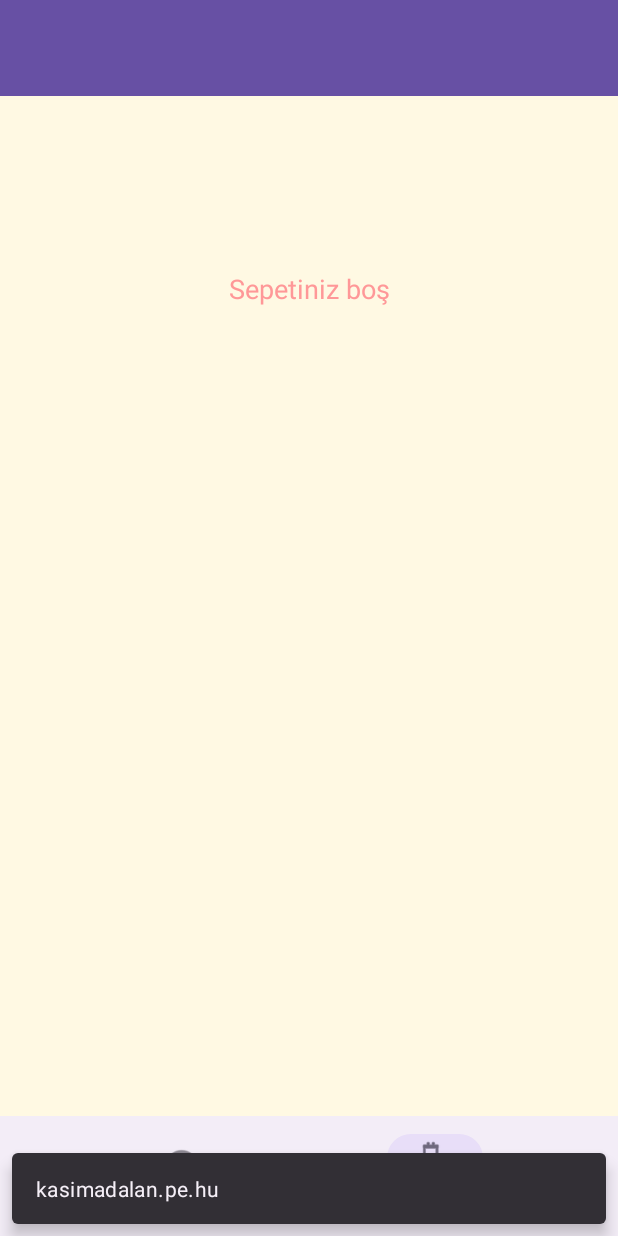
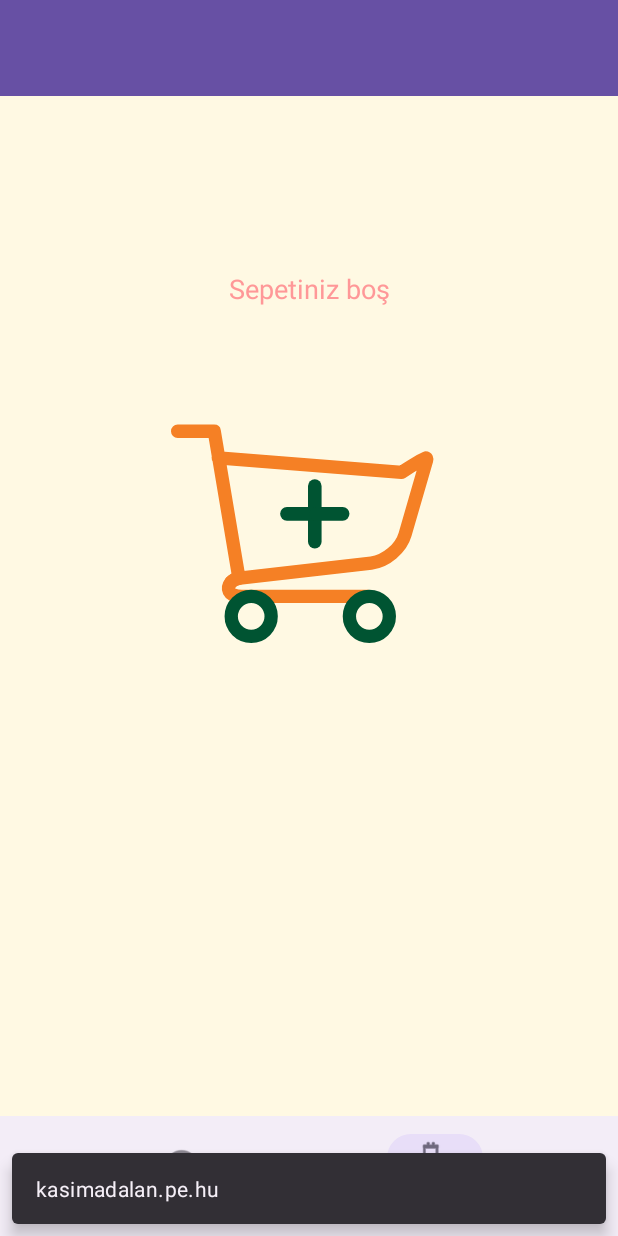
Before and after one commit to MertYigit0/ETicaret, an Android app: the CartFragment screen opened through its navigation route, on a phone screen of 412 x 824 dp. Run offline under Robolectric (Android 15) with nearby library versions, the phone set to English and light mode, and no system bars; our stand-ins replace navigation-ui.

Commit message:
feat: Add Lottie animation for empty cart
This commit integrates a Lottie animation to be displayed when the shopping cart is empty.

- Added the Lottie dependency to `app/build.gradle.kts`.
- Included the Lottie animation file `empty_cart.json` in `app/src/main/res/raw/`.
- In `fragment_cart.xml`:
    - Added a `LottieAnimationView` (id: `lottieEmptyCart`) to display the animation.
    - Set `app:lottie_autoPlay="true"` and `app:lottie_loop="true"`.
- In `CartFragment.kt`:
    - The `LottieAnimationView` is initialized.
    - The animation `R.raw.empty_cart` is set programmatically with error handling; if loading fails, the view is hidden.
    - The visibility of `lottieEmptyCart` and `textEmptyCart` is now toggled together based on whether the cart is empty or not. When empty, both are visible; otherwise, both are gone.

```diff
--- a/app/build.gradle.kts
+++ b/app/build.gradle.kts
@@ -57,6 +57,7 @@ dependencies {
     implementation("com.squareup.retrofit2:converter-gson:2.9.0")
     implementation("org.jetbrains.kotlinx:kotlinx-coroutines-android:1.7.3")
     implementation("com.github.bumptech.glide:glide:4.16.0")
+    implementation("com.airbnb.android:lottie:6.3.0")
 
     kapt("com.github.bumptech.glide:compiler:4.16.0")
     implementation("com.google.android.material:material:1.11.0")
--- a/app/src/main/java/com/example/eticaret/ui/cart/CartFragment.kt
+++ b/app/src/main/java/com/example/eticaret/ui/cart/CartFragment.kt
@@ -9,6 +9,7 @@ import androidx.fragment.app.Fragment
 import androidx.fragment.app.viewModels
 import androidx.recyclerview.widget.LinearLayoutManager
 import androidx.recyclerview.widget.RecyclerView
+import com.airbnb.lottie.LottieAnimationView
 import com.example.eticaret.R
 import com.example.eticaret.util.Resource
 import com.google.android.material.snackbar.Snackbar
@@ -19,6 +20,7 @@ class CartFragment : Fragment() {
     private lateinit var adapter: CartAdapter
     private lateinit var textTotal: TextView
     private lateinit var textEmptyCart: TextView
+    private lateinit var lottieEmptyCart: LottieAnimationView
     private var loadingView: View? = null
 
     override fun onCreateView(
@@ -32,6 +34,16 @@ class CartFragment : Fragment() {
         recyclerView = view.findViewById(R.id.recyclerViewCart)
         textTotal = view.findViewById(R.id.textTotalPrice)
         textEmptyCart = view.findViewById(R.id.textEmptyCart)
+        lottieEmptyCart = view.findViewById(R.id.lottieEmptyCart)
+
+        // Load Lottie animation programmatically with error handling
+        try {
+            lottieEmptyCart.setAnimation(R.raw.empty_cart)
+        } catch (e: Exception) {
+            // If animation fails to load, hide the Lottie view
+            lottieEmptyCart.visibility = View.GONE
+        }
+
         adapter = CartAdapter(
             onDeleteClick = { cartItem ->
                 viewModel.removeFromCart(cartItem.sepetId, "mertdev")
@@ -57,12 +69,14 @@ class CartFragment : Fragment() {
                         recyclerView.visibility = View.GONE
                         textTotal.visibility = View.GONE
                         textEmptyCart.visibility = View.VISIBLE
+                        lottieEmptyCart.visibility = View.VISIBLE
                         textEmptyCart.text = "Sepetiniz boş"
                     } else {
                         // Sepette ürün var
                         recyclerView.visibility = View.VISIBLE
                         textTotal.visibility = View.VISIBLE
                         textEmptyCart.visibility = View.GONE
+                        lottieEmptyCart.visibility = View.GONE
                         val total = items.sumOf { it.fiyat * it.siparisAdeti }
                         textTotal.text = "Toplam: $total ₺"
                     }
--- a/app/src/main/res/layout/fragment_cart.xml
+++ b/app/src/main/res/layout/fragment_cart.xml
@@ -1,5 +1,6 @@
 <?xml version="1.0" encoding="utf-8"?>
 <LinearLayout xmlns:android="http://schemas.android.com/apk/res/android"
+    xmlns:app="http://schemas.android.com/apk/res-auto"
     android:layout_width="match_parent"
     android:layout_height="match_parent"
     android:orientation="vertical"
@@ -16,6 +17,16 @@
         android:gravity="center"
         android:layout_gravity="center"
         android:layout_marginTop="100dp"
+        android:visibility="gone"/>
+
+    <com.airbnb.lottie.LottieAnimationView
+        android:id="@+id/lottieEmptyCart"
+        android:layout_width="200dp"
+        android:layout_height="200dp"
+        android:layout_gravity="center"
+        android:layout_marginTop="50dp"
+        app:lottie_autoPlay="true"
+        app:lottie_loop="true"
         android:visibility="gone"/>
 
     <androidx.recyclerview.widget.RecyclerView
```
Also changed, not shown: app/src/main/res/raw/empty_cart.json (added, +1 -0 lines).
